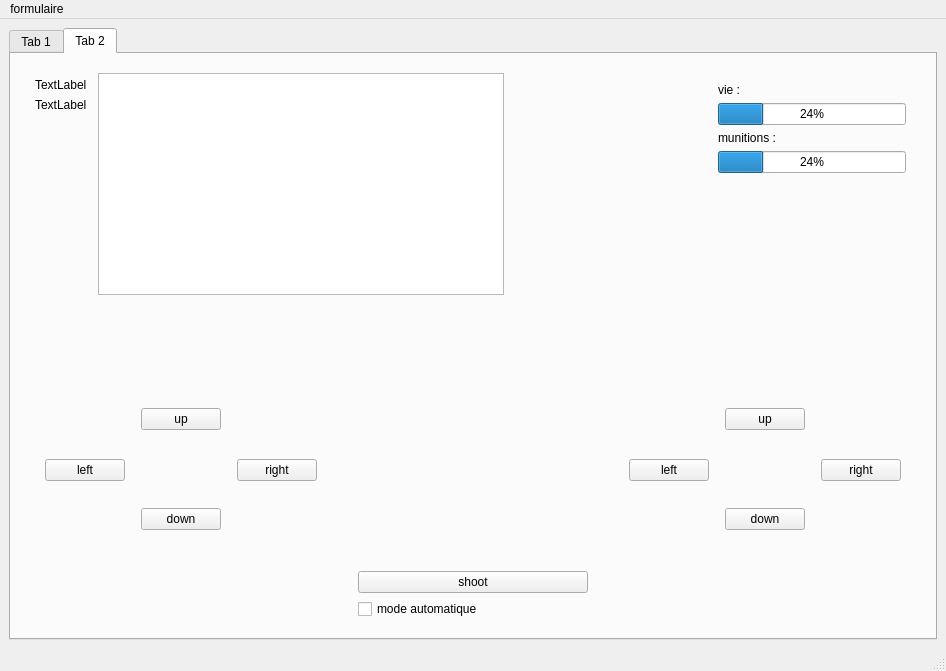
Qt form formulaire.ui (Rouillou/Application_Python) before a commit.
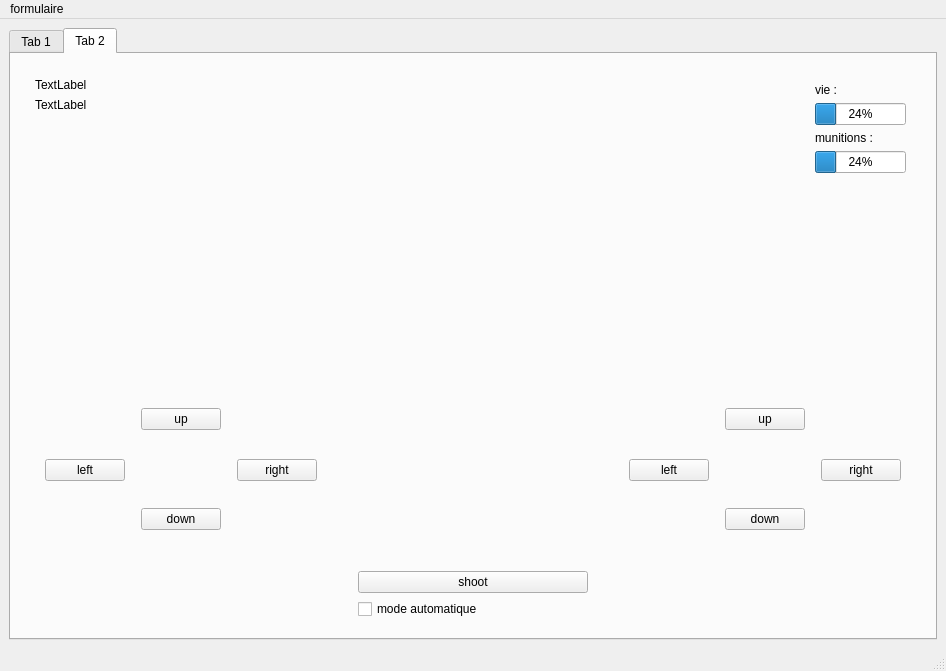
The same form after that commit.

Patch:
```diff
--- a/formulaire.ui
+++ b/formulaire.ui
@@ -13,6 +13,9 @@
   <property name="windowTitle">
    <string>MainWindow</string>
   </property>
+  <property name="styleSheet">
+   <string notr="true"/>
+  </property>
   <widget class="QWidget" name="centralwidget">
    <layout class="QVBoxLayout" name="verticalLayout_2">
     <item>
@@ -278,16 +281,19 @@
           </item>
           <item>
            <layout class="QVBoxLayout" name="verticalLayout_10">
+            <property name="leftMargin">
+             <number>300</number>
+            </property>
             <property name="rightMargin">
+             <number>300</number>
+            </property>
+            <property name="bottomMargin">
              <number>0</number>
             </property>
             <item>
-             <widget class="QGraphicsView" name="background">
-              <property name="maximumSize">
-               <size>
-                <width>16777215</width>
-                <height>16777215</height>
-               </size>
+             <widget class="QLabel" name="pickachuAgent">
+              <property name="text">
+               <string/>
               </property>
              </widget>
             </item>
```
Left out of the diff: 4 changed lines with no effect on the pictures.
